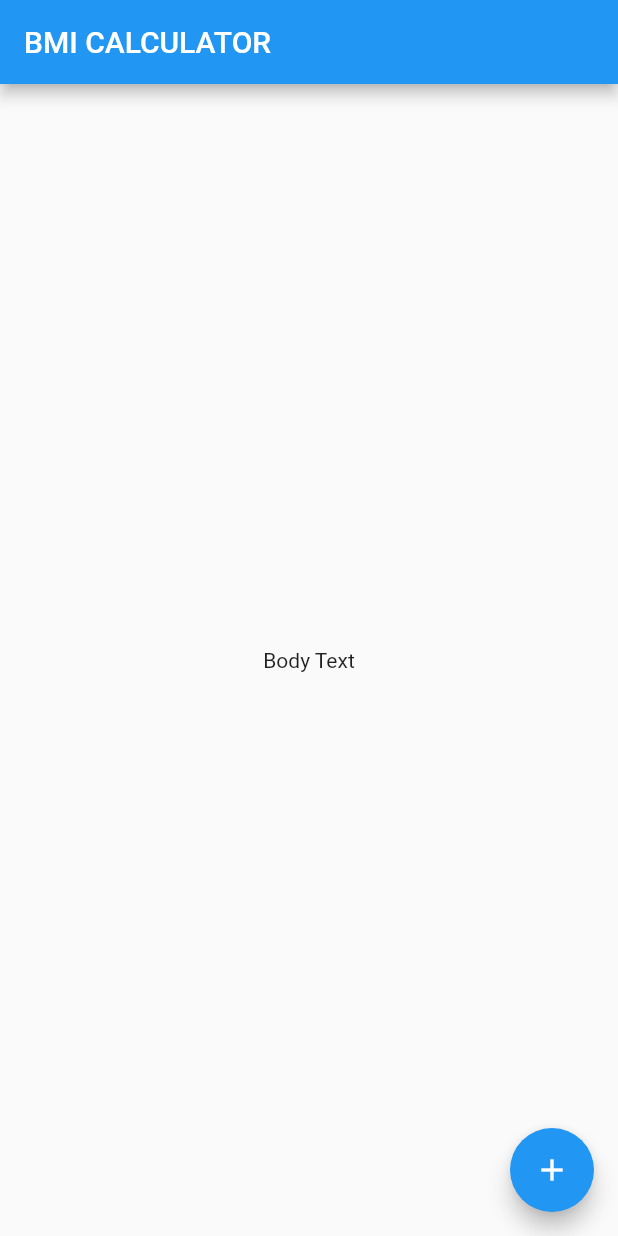
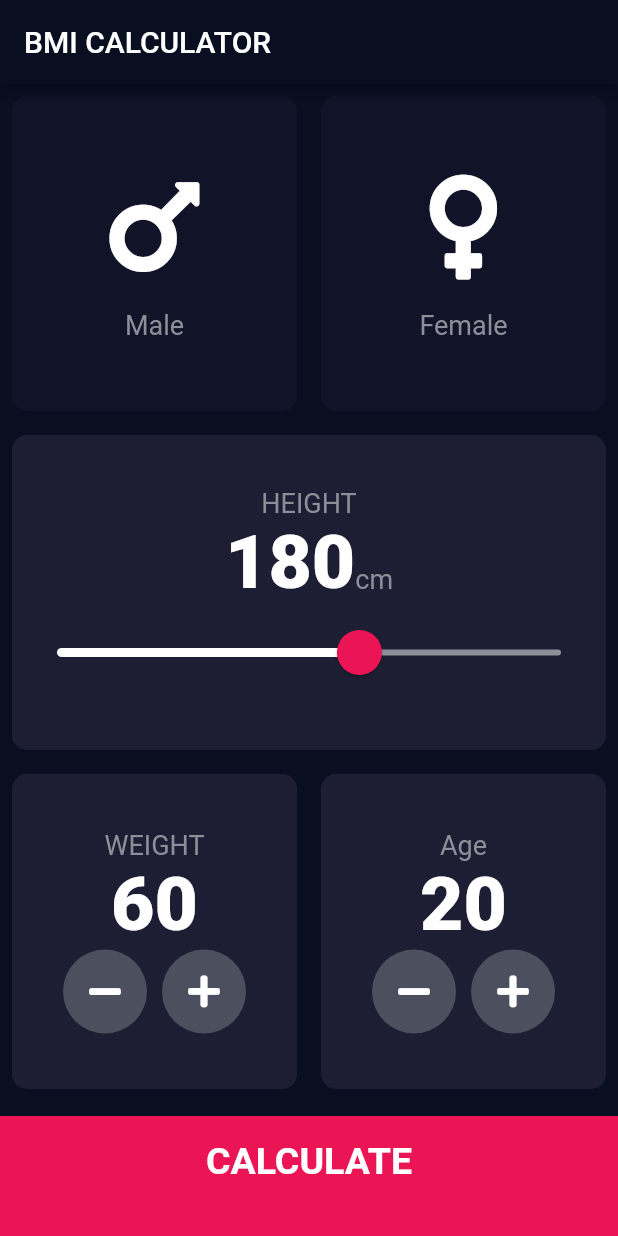
Before and after one commit to Almoliveira/bmi-calculator-flutter, a Flutter app: the screen it shows after launch, on a phone screen of 412 x 824 dp. Run offline on Flutter 3.47's test engine with Material 2 defaults, Android fonts, the phone set to English and light mode, and no system bars; our stand-ins replace font_awesome_flutter.

```diff
--- /dev/null
+++ b/lib/calculator_brain.dart
@@ -0,0 +1,35 @@
+import 'dart:math';
+
+class CalculatorBrain {
+  CalculatorBrain({this.height, this.weight});
+
+  final int height;
+  final int weight;
+
+  double _bmi;
+
+  String calculateBMI() {
+    _bmi = weight / pow(height / 100, 2);
+    return _bmi.toStringAsFixed(1);
+  }
+
+  String getResult() {
+    if (_bmi >= 25) {
+      return 'Overweight';
+    } else if (_bmi > 18.5) {
+      return 'Normal';
+    } else {
+      return 'Underweight';
+    }
+  }
+
+  String getInterpretation() {
+    if (_bmi >= 25) {
+      return 'You have a higher than normal body weight. Try to exercise more.';
+    } else if (_bmi >= 18.5) {
+      return 'You have a normal body weight. Good job!';
+    } else {
+      return 'You have a lower than normal body weight. You can eat a bit more.';
+    }
+  }
+}
--- /dev/null
+++ b/lib/components/bottom_button.dart
@@ -0,0 +1,29 @@
+import 'package:flutter/material.dart';
+import '../constants.dart';
+
+class BottomButton extends StatelessWidget {
+  BottomButton({@required this.onTap, @required this.buttonTitle});
+
+  final Function onTap;
+  final String buttonTitle;
+
+  @override
+  Widget build(BuildContext context) {
+    return GestureDetector(
+      onTap: onTap,
+      child: Container(
+        child: Center(
+          child: Text(
+            buttonTitle,
+            style: kLargeButtonTextStyle,
+          ),
+        ),
+        color: kBottomContainerColor,
+        margin: EdgeInsets.only(top: 10.0),
+        padding: EdgeInsets.only(bottom: 20.0),
+        width: double.infinity,
+        height: kBottomContainerHeight,
+      ),
+    );
+  }
+}
--- /dev/null
+++ b/lib/components/icon_content.dart
@@ -0,0 +1,29 @@
+import 'package:flutter/material.dart';
+import '../constants.dart';
+
+class IconContent extends StatelessWidget {
+  IconContent({this.iconAwesome, this.label});
+
+  final String label;
+  final IconData iconAwesome;
+
+  @override
+  Widget build(BuildContext context) {
+    return Column(
+      mainAxisAlignment: MainAxisAlignment.center,
+      children: [
+        Icon(
+          iconAwesome,
+          size: 80.0,
+        ),
+        SizedBox(
+          height: 15.0,
+        ),
+        Text(
+          label,
+          style: kLabelTextStyle,
+        )
+      ],
+    );
+  }
+}
--- /dev/null
+++ b/lib/components/reusable_card.dart
@@ -0,0 +1,24 @@
+import 'package:flutter/material.dart';
+
+class ReusableCard extends StatelessWidget {
+  ReusableCard({@required this.colorWidget, this.cardChild, this.onPress});
+
+  final Color colorWidget;
+  final Widget cardChild;
+  final Function onPress;
+
+  @override
+  Widget build(BuildContext context) {
+    return GestureDetector(
+      onTap: onPress,
+      child: Container(
+        child: cardChild,
+        margin: EdgeInsets.all(8.0),
+        decoration: BoxDecoration(
+          color: colorWidget,
+          borderRadius: BorderRadius.circular(10.0),
+        ),
+      ),
+    );
+  }
+}
--- /dev/null
+++ b/lib/components/round_icon_button.dart
@@ -0,0 +1,24 @@
+import 'package:flutter/material.dart';
+import '../constants.dart';
+
+class RoundIconButton extends StatelessWidget {
+  RoundIconButton({@required this.iconImage, @required this.onPressed});
+
+  final IconData iconImage;
+  final Function onPressed;
+
+  @override
+  Widget build(BuildContext context) {
+    return RawMaterialButton(
+      child: Icon(iconImage),
+      onPressed: onPressed,
+      elevation: 0,
+      constraints: BoxConstraints.tightFor(
+        width: 56.0,
+        height: 56.0,
+      ),
+      shape: CircleBorder(),
+      fillColor: Color(0xFF4C4F5E),
+    );
+  }
+}
--- /dev/null
+++ b/lib/constants.dart
@@ -0,0 +1,39 @@
+import 'package:flutter/material.dart';
+
+const kBottomContainerHeight = 80.0;
+const kActiveCardColor = Color(0xFF1D1E33);
+const kInactiveCardColor = Color(0xFF111328);
+const kBottomContainerColor = Color(0xFFEB1555);
+
+const kLargeButtonTextStyle = TextStyle(
+  fontSize: 25.0,
+  fontWeight: FontWeight.bold,
+);
+
+const kLabelTextStyle = TextStyle(
+  fontSize: 18.0,
+  color: Color(0xFF8D8E98),
+);
+
+const kNumberTextStyle = TextStyle(
+  fontSize: 50.0,
+  fontWeight: FontWeight.w900,
+);
+
+const kTitleTextStyle = TextStyle(
+  fontSize: 50.0,
+  fontWeight: FontWeight.bold,
+);
+
+const kResultTextStyle = TextStyle(
+  color: Color(0xFF24D876),
+  fontSize: 22.0,
+  fontWeight: FontWeight.bold,
+);
+
+const kBMITextStyle = TextStyle(
+  fontSize: 100.0,
+  fontWeight: FontWeight.bold,
+);
+
+const kBodyTextStyle = TextStyle(fontSize: 22.0);
--- a/lib/main.dart
+++ b/lib/main.dart
@@ -1,4 +1,5 @@
 import 'package:flutter/material.dart';
+import 'screens/input_page.dart';
 
 void main() => runApp(BMICalculator());
 
@@ -6,29 +7,13 @@ class BMICalculator extends StatelessWidget {
   @override
   Widget build(BuildContext context) {
     return MaterialApp(
+      theme: ThemeData.dark().copyWith(
+        appBarTheme: AppBarTheme(
+          backgroundColor: Color(0xff0a0e21),
+        ),
+        scaffoldBackgroundColor: Color(0xff0a0e21),
+      ),
       home: InputPage(),
     );
   }
 }
-
-class InputPage extends StatefulWidget {
-  @override
-  _InputPageState createState() => _InputPageState();
-}
-
-class _InputPageState extends State<InputPage> {
-  @override
-  Widget build(BuildContext context) {
-    return Scaffold(
-      appBar: AppBar(
-        title: Text('BMI CALCULATOR'),
-      ),
-      body: Center(
-        child: Text('Body Text'),
-      ),
-      floatingActionButton: FloatingActionButton(
-        child: Icon(Icons.add),
-      ),
-    );
-  }
-}
--- /dev/null
+++ b/lib/screens/input_page.dart
@@ -0,0 +1,228 @@
+import 'package:bmi_calculator/screens/results_page.dart';
+import 'package:flutter/material.dart';
+import 'package:flutter/services.dart';
+import 'package:font_awesome_flutter/font_awesome_flutter.dart';
+import '../components/reusable_card.dart';
+import '../components/icon_content.dart';
+import '../constants.dart';
+import '../components/reusable_card.dart';
+import '../components/bottom_button.dart';
+import '../components/round_icon_button.dart';
+import 'package:bmi_calculator/calculator_brain.dart';
+
+enum Gender { MALE, FEMALE }
+
+class InputPage extends StatefulWidget {
+  @override
+  _InputPageState createState() => _InputPageState();
+}
+
+class _InputPageState extends State<InputPage> {
+  Gender selectedGender;
+  int height = 180;
+  int weight = 60;
+  int age = 20;
+
+  @override
+  Widget build(BuildContext context) {
+    return Scaffold(
+      appBar: AppBar(
+        title: Text('BMI CALCULATOR'),
+      ),
+      body: Column(
+        crossAxisAlignment: CrossAxisAlignment.stretch,
+        children: <Widget>[
+          Expanded(
+              child: Row(
+            children: <Widget>[
+              Expanded(
+                child: ReusableCard(
+                  onPress: () {
+                    setState(() {
+                      selectedGender = Gender.MALE;
+                    });
+                  },
+                  colorWidget: selectedGender == Gender.MALE
+                      ? kActiveCardColor
+                      : kInactiveCardColor,
+                  cardChild: IconContent(
+                    label: "Male",
+                    iconAwesome: FontAwesomeIcons.mars,
+                  ),
+                ),
+              ),
+              Expanded(
+                child: ReusableCard(
+                  onPress: () {
+                    setState(() {
+                      selectedGender = Gender.FEMALE;
+                    });
+                  },
+                  colorWidget: selectedGender == Gender.FEMALE
+                      ? kActiveCardColor
+                      : kInactiveCardColor,
+                  cardChild: IconContent(
+                    label: "Female",
+                    iconAwesome: FontAwesomeIcons.venus,
+                  ),
+                ),
+              ),
+            ],
+          )),
+          Expanded(
+            child: ReusableCard(
+              colorWidget: kActiveCardColor,
+              cardChild: Column(
+                mainAxisAlignment: MainAxisAlignment.center,
+                children: [
+                  Text(
+                    'HEIGHT',
+                    style: kLabelTextStyle,
+                  ),
+                  Row(
+                    mainAxisAlignment: MainAxisAlignment.center,
+                    crossAxisAlignment: CrossAxisAlignment.baseline,
+                    textBaseline: TextBaseline.alphabetic,
+                    children: [
+                      Text(
+                        height.toString(),
+                        style: kNumberTextStyle,
+                      ),
+                      Text(
+                        'cm',
+                        style: kLabelTextStyle,
+                      ),
+                    ],
+                  ),
+                  SliderTheme(
+                    data: SliderTheme.of(context).copyWith(
+                      inactiveTrackColor: Color(0xFF8D8E98),
+                      activeTrackColor: Colors.white,
+                      thumbColor: Color(0xFFEB1555),
+                      overlayColor: Color(0x29EB1555),
+                      thumbShape:
+                          RoundSliderThumbShape(enabledThumbRadius: 15.0),
+                      overlayShape:
+                          RoundSliderOverlayShape(overlayRadius: 30.0),
+                    ),
+                    child: Slider(
+                      value: height.toDouble(),
+                      min: 120.0,
+                      max: 220.0,
+                      // activeColor: Color(0xFFEB1555),
+
+                      onChanged: (double newValue) {
+                        setState(() {
+                          height = newValue.round();
+                        });
+                      },
+                    ),
+                  )
+                ],
+              ),
+            ),
+          ),
+          Expanded(
+            child: Row(
+              children: <Widget>[
+                Expanded(
+                  child: ReusableCard(
+                    colorWidget: kActiveCardColor,
+                    cardChild: Column(
+                      mainAxisAlignment: MainAxisAlignment.center,
+                      children: <Widget>[
+                        Text(
+                          'WEIGHT',
+                          style: kLabelTextStyle,
+                        ),
+                        Text(
+                          weight.toString(),
+                          style: kNumberTextStyle,
+                        ),
+                        Row(
+                          mainAxisAlignment: MainAxisAlignment.center,
+                          children: [
+                            RoundIconButton(
+                                iconImage: FontAwesomeIcons.minus,
+                                onPressed: () {
+                                  setState(() {
+                                    if (weight > 0) weight--;
+                                  });
+                                }),
+                            SizedBox(width: 10),
+                            RoundIconButton(
+                                iconImage: FontAwesomeIcons.plus,
+                                onPressed: () {
+                                  setState(() {
+                                    if (weight < 250) weight++;
+                                  });
+                                }),
+                          ],
+                        )
+                      ],
+                    ),
+                  ),
+                ),
+                Expanded(
+                    child: ReusableCard(
+                  colorWidget: kActiveCardColor,
+                  cardChild: Column(
+                    mainAxisAlignment: MainAxisAlignment.center,
+                    children: [
+                      Text(
+                        "Age",
+                        style: kLabelTextStyle,
+                      ),
+                      Text(
+                        age.toString(),
+                        style: kNumberTextStyle,
+                      ),
+                      Row(
+                        mainAxisAlignment: MainAxisAlignment.center,
+                        children: [
+                          RoundIconButton(
+                              iconImage: FontAwesomeIcons.minus,
+                              onPressed: () {
+                                setState(() {
+                                  if (weight > 0) age--;
+                                });
+                              }),
+                          SizedBox(width: 10),
+                          RoundIconButton(
+                              iconImage: FontAwesomeIcons.plus,
+                              onPressed: () {
+                                setState(() {
+                                  if (weight < 120) age++;
+                                });
+                              }),
+                        ],
+                      ),
+                    ],
+                  ),
+                )),
+              ],
+            ),
+          ),
+          BottomButton(
+            buttonTitle: "CALCULATE",
+            onTap: () {
+              CalculatorBrain calc =
+                  CalculatorBrain(height: height, weight: weight);
+
+              Navigator.push(
+                context,
+                MaterialPageRoute(
+                  builder: (context) => ResultsPage(
+                    bmiResult: calc.calculateBMI(),
+                    resultText: calc.getResult(),
+                    interpretation: calc.getInterpretation(),
+                  ),
+                ),
+              );
+            },
+          ),
+        ],
+      ),
+    );
+  }
+}
--- a/pubspec.yaml
+++ b/pubspec.yaml
@@ -11,6 +11,7 @@ dependencies:
     sdk: flutter
 
   cupertino_icons: ^0.1.2
+  font_awesome_flutter: ^9.2.0
 
 dev_dependencies:
   flutter_test:
```
Also changed, not shown: lib/screens/results_page.dart (added, +68 -0 lines).
